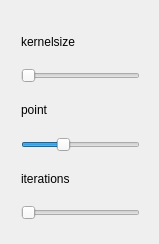
Qt form src/ip/dialogs/dilationstepwidget.ui (schwittlick/BachelorThesis) before a commit.
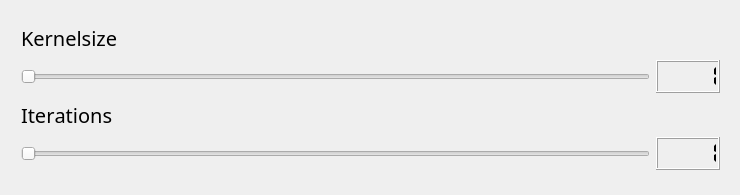
The same form after that commit.

Commit message: prettifying some of the dialogs

The edit to the form file:
```diff
--- a/src/ip/dialogs/dilationstepwidget.ui
+++ b/src/ip/dialogs/dilationstepwidget.ui
@@ -6,30 +6,39 @@
    <rect>
     <x>0</x>
     <y>0</y>
-    <width>159</width>
-    <height>244</height>
+    <width>740</width>
+    <height>195</height>
    </rect>
   </property>
   <property name="windowTitle">
    <string>DilationStepWidget</string>
   </property>
-  <widget class="QWidget" name="">
+  <widget class="QWidget" name="layoutWidget">
    <property name="geometry">
     <rect>
      <x>10</x>
      <y>10</y>
-     <width>141</width>
-     <height>221</height>
+     <width>721</width>
+     <height>171</height>
     </rect>
    </property>
    <layout class="QVBoxLayout" name="verticalLayout">
     <item>
      <widget class="QLabel" name="label">
+      <property name="font">
+       <font>
+        <family>Replica-Bold</family>
+        <pointsize>15</pointsize>
+        <kerning>false</kerning>
+       </font>
+      </property>
       <property name="text">
-       <string>kernelsize</string>
+       <string>Kernelsize</string>
       </property>
      </widget>
     </item>
+    <item>
+     <layout class="QHBoxLayout" name="horizontalLayout_2">
     <item>
      <widget class="QSlider" name="horizontalSlider">
       <property name="minimum">
@@ -44,35 +53,33 @@
      </widget>
     </item>
     <item>
-     <widget class="QLabel" name="label_2">
-      <property name="text">
-       <string>point</string>
+       <widget class="QLCDNumber" name="kernelnumber">
+        <property name="segmentStyle">
+         <enum>QLCDNumber::Flat</enum>
+        </property>
+        <property name="value" stdset="0">
+         <double>1.000000000000000</double>
       </property>
      </widget>
     </item>
-    <item>
-     <widget class="QSlider" name="horizontalSlider_2">
-      <property name="minimum">
-       <number>-3</number>
-      </property>
-      <property name="maximum">
-       <number>3</number>
-      </property>
-      <property name="value">
-       <number>-1</number>
-      </property>
-      <property name="orientation">
-       <enum>Qt::Horizontal</enum>
-      </property>
-     </widget>
+     </layout>
     </item>
     <item>
      <widget class="QLabel" name="label_3">
+      <property name="font">
+       <font>
+        <family>Replica-Bold</family>
+        <pointsize>15</pointsize>
+        <kerning>false</kerning>
+       </font>
+      </property>
       <property name="text">
-       <string>iterations</string>
+       <string>Iterations</string>
       </property>
      </widget>
     </item>
+    <item>
+     <layout class="QHBoxLayout" name="horizontalLayout">
     <item>
      <widget class="QSlider" name="horizontalSlider_3">
       <property name="minimum">
@@ -86,6 +93,18 @@
       </property>
      </widget>
     </item>
+      <item>
+       <widget class="QLCDNumber" name="iterationsnumber">
+        <property name="segmentStyle">
+         <enum>QLCDNumber::Flat</enum>
+        </property>
+        <property name="value" stdset="0">
+         <double>1.000000000000000</double>
+        </property>
+       </widget>
+      </item>
+     </layout>
+    </item>
    </layout>
   </widget>
  </widget>
```
Left out of the diff: 35 changed lines with no effect on the pictures. Lines whose indentation alone changed are shown as unchanged. The commit also changes 7 other files.
